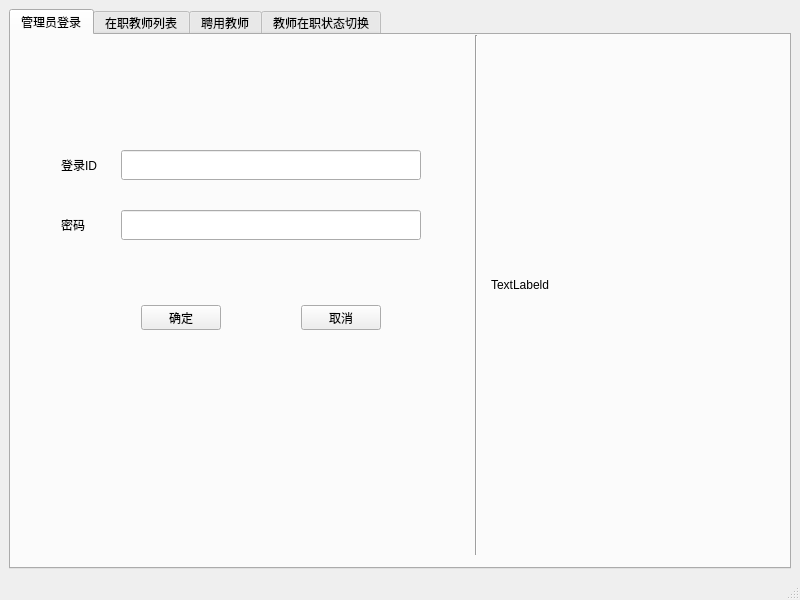
Before: the Qt Designer form mainwindow.ui in PingPingPON/teachersManagementSystem, drawn with Qt 5.
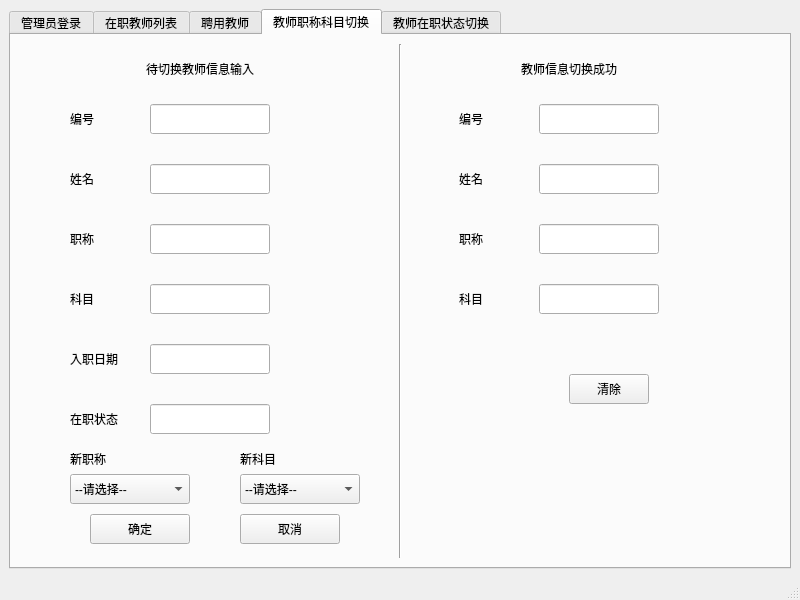
After: the same form once the commit is applied.

What changed in the file:
```diff
--- a/mainwindow.ui
+++ b/mainwindow.ui
@@ -36,7 +36,7 @@
                             </size>
                         </property>
                         <property name="currentIndex">
-                            <number>0</number>
+       <number>3</number>
                         </property>
                         <property name="tabBarAutoHide">
                             <bool>false</bool>
@@ -831,6 +831,510 @@
                                 </item>
                             </layout>
                         </widget>
+      <widget class="QWidget" name="tab_change_rank_information">
+       <attribute name="title">
+        <string>教师职称科目切换</string>
+       </attribute>
+       <layout class="QHBoxLayout" name="horizontalLayoutHire">
+        <item>
+         <widget class="QWidget" name="changeRankInformationInput" native="true">
+          <widget class="QLabel" name="lb_change_rank_input_id">
+           <property name="geometry">
+            <rect>
+             <x>50</x>
+             <y>60</y>
+             <width>80</width>
+             <height>30</height>
+            </rect>
+           </property>
+           <property name="text">
+            <string>编号</string>
+           </property>
+          </widget>
+          <widget class="QLineEdit" name="le_change_rank_input_id">
+           <property name="geometry">
+            <rect>
+             <x>130</x>
+             <y>60</y>
+             <width>120</width>
+             <height>30</height>
+            </rect>
+           </property>
+          </widget>
+          <widget class="QLabel" name="lb_change_rank_input_name">
+           <property name="geometry">
+            <rect>
+             <x>50</x>
+             <y>120</y>
+             <width>80</width>
+             <height>30</height>
+            </rect>
+           </property>
+           <property name="text">
+            <string>姓名</string>
+           </property>
+          </widget>
+          <widget class="QLineEdit" name="le_change_rank_input_name">
+           <property name="geometry">
+            <rect>
+             <x>130</x>
+             <y>120</y>
+             <width>120</width>
+             <height>30</height>
+            </rect>
+           </property>
+          </widget>
+          <widget class="QLabel" name="lb_change_rank_input_rank">
+           <property name="geometry">
+            <rect>
+             <x>50</x>
+             <y>180</y>
+             <width>80</width>
+             <height>30</height>
+            </rect>
+           </property>
+           <property name="text">
+            <string>职称</string>
+           </property>
+          </widget>
+          <widget class="QLineEdit" name="le_change_rank_input_rank">
+           <property name="geometry">
+            <rect>
+             <x>130</x>
+             <y>180</y>
+             <width>120</width>
+             <height>30</height>
+            </rect>
+           </property>
+          </widget>
+          <widget class="QLabel" name="lb_change_rank_input_subject">
+           <property name="geometry">
+            <rect>
+             <x>50</x>
+             <y>240</y>
+             <width>80</width>
+             <height>30</height>
+            </rect>
+           </property>
+           <property name="text">
+            <string>科目</string>
+           </property>
+          </widget>
+          <widget class="QLineEdit" name="le_change_rank_input_subject">
+           <property name="geometry">
+            <rect>
+             <x>130</x>
+             <y>240</y>
+             <width>120</width>
+             <height>30</height>
+            </rect>
+           </property>
+          </widget>
+          <widget class="QLabel" name="lb_change_rank_input_hireDate">
+           <property name="geometry">
+            <rect>
+             <x>50</x>
+             <y>300</y>
+             <width>80</width>
+             <height>30</height>
+            </rect>
+           </property>
+           <property name="text">
+            <string>入职日期</string>
+           </property>
+          </widget>
+          <widget class="QLineEdit" name="le_change_rank_input_hireDate">
+           <property name="geometry">
+            <rect>
+             <x>130</x>
+             <y>300</y>
+             <width>120</width>
+             <height>30</height>
+            </rect>
+           </property>
+          </widget>
+          <widget class="QLabel" name="lb_change_rank_input">
+           <property name="geometry">
+            <rect>
+             <x>100</x>
+             <y>10</y>
+             <width>160</width>
+             <height>30</height>
+            </rect>
+           </property>
+           <property name="sizePolicy">
+            <sizepolicy hsizetype="Maximum" vsizetype="Preferred">
+             <horstretch>0</horstretch>
+             <verstretch>0</verstretch>
+            </sizepolicy>
+           </property>
+           <property name="text">
+            <string>待切换教师信息输入</string>
+           </property>
+           <property name="alignment">
+            <set>Qt::AlignCenter</set>
+           </property>
+          </widget>
+          <widget class="QComboBox" name="cmbBx_change_rank_input_new_rank">
+           <property name="geometry">
+            <rect>
+             <x>50</x>
+             <y>430</y>
+             <width>120</width>
+             <height>30</height>
+            </rect>
+           </property>
+           <property name="editable">
+            <bool>false</bool>
+           </property>
+           <item>
+            <property name="text">
+             <string>--请选择--</string>
+            </property>
+           </item>
+           <item>
+            <property name="text">
+             <string>三级教师</string>
+            </property>
+           </item>
+           <item>
+            <property name="text">
+             <string>二级教师</string>
+            </property>
+           </item>
+           <item>
+            <property name="text">
+             <string>一级教师</string>
+            </property>
+           </item>
+           <item>
+            <property name="text">
+             <string>高级教师</string>
+            </property>
+           </item>
+           <item>
+            <property name="text">
+             <string>正高级教师</string>
+            </property>
+           </item>
+          </widget>
+          <widget class="QComboBox" name="cmbBx_change_rank_input_new_subject">
+           <property name="geometry">
+            <rect>
+             <x>220</x>
+             <y>430</y>
+             <width>120</width>
+             <height>30</height>
+            </rect>
+           </property>
+           <property name="editable">
+            <bool>false</bool>
+           </property>
+           <item>
+            <property name="text">
+             <string>--请选择--</string>
+            </property>
+           </item>
+           <item>
+            <property name="text">
+             <string>语文</string>
+            </property>
+           </item>
+           <item>
+            <property name="text">
+             <string>数学</string>
+            </property>
+           </item>
+           <item>
+            <property name="text">
+             <string>外语</string>
+            </property>
+           </item>
+           <item>
+            <property name="text">
+             <string>物理</string>
+            </property>
+           </item>
+           <item>
+            <property name="text">
+             <string>化学</string>
+            </property>
+           </item>
+           <item>
+            <property name="text">
+             <string>生物</string>
+            </property>
+           </item>
+           <item>
+            <property name="text">
+             <string>政治</string>
+            </property>
+           </item>
+           <item>
+            <property name="text">
+             <string>历史</string>
+            </property>
+           </item>
+           <item>
+            <property name="text">
+             <string>地理</string>
+            </property>
+           </item>
+           <item>
+            <property name="text">
+             <string>通用技术</string>
+            </property>
+           </item>
+           <item>
+            <property name="text">
+             <string>信息技术</string>
+            </property>
+           </item>
+           <item>
+            <property name="text">
+             <string>体育</string>
+            </property>
+           </item>
+           <item>
+            <property name="text">
+             <string>音乐</string>
+            </property>
+           </item>
+           <item>
+            <property name="text">
+             <string>美术</string>
+            </property>
+           </item>
+          </widget>
+          <widget class="QLabel" name="lb_change_rank_input_new_rank">
+           <property name="geometry">
+            <rect>
+             <x>50</x>
+             <y>400</y>
+             <width>80</width>
+             <height>30</height>
+            </rect>
+           </property>
+           <property name="text">
+            <string>新职称</string>
+           </property>
+          </widget>
+          <widget class="QPushButton" name="pb_change_rank_input_confirm">
+           <property name="geometry">
+            <rect>
+             <x>70</x>
+             <y>470</y>
+             <width>100</width>
+             <height>30</height>
+            </rect>
+           </property>
+           <property name="text">
+            <string>确定</string>
+           </property>
+          </widget>
+          <widget class="QPushButton" name="pb_change_rank_input_cancel">
+           <property name="geometry">
+            <rect>
+             <x>220</x>
+             <y>470</y>
+             <width>100</width>
+             <height>30</height>
+            </rect>
+           </property>
+           <property name="text">
+            <string>取消</string>
+           </property>
+          </widget>
+          <widget class="QLabel" name="lb_change_rank_input_new_subject">
+           <property name="geometry">
+            <rect>
+             <x>220</x>
+             <y>400</y>
+             <width>80</width>
+             <height>30</height>
+            </rect>
+           </property>
+           <property name="text">
+            <string>新科目</string>
+           </property>
+          </widget>
+          <widget class="QLabel" name="lb_change_rank_input_state">
+           <property name="geometry">
+            <rect>
+             <x>50</x>
+             <y>360</y>
+             <width>80</width>
+             <height>30</height>
+            </rect>
+           </property>
+           <property name="text">
+            <string>在职状态</string>
+           </property>
+          </widget>
+          <widget class="QLineEdit" name="le_change_rank_input_state">
+           <property name="geometry">
+            <rect>
+             <x>130</x>
+             <y>360</y>
+             <width>120</width>
+             <height>30</height>
+            </rect>
+           </property>
+          </widget>
+         </widget>
+        </item>
+        <item>
+         <widget class="Line" name="line">
+          <property name="minimumSize">
+           <size>
+            <width>5</width>
+            <height>0</height>
+           </size>
+          </property>
+          <property name="orientation">
+           <enum>Qt::Vertical</enum>
+          </property>
+         </widget>
+        </item>
+        <item>
+         <widget class="QWidget" name="changeRankInformationOutput" native="true">
+          <widget class="QLabel" name="lb_change_rank_output_name">
+           <property name="geometry">
+            <rect>
+             <x>50</x>
+             <y>120</y>
+             <width>80</width>
+             <height>30</height>
+            </rect>
+           </property>
+           <property name="text">
+            <string>姓名</string>
+           </property>
+          </widget>
+          <widget class="QLineEdit" name="le_change_rank_output_id">
+           <property name="geometry">
+            <rect>
+             <x>130</x>
+             <y>60</y>
+             <width>120</width>
+             <height>30</height>
+            </rect>
+           </property>
+           <property name="maxLength">
+            <number>20</number>
+           </property>
+          </widget>
+          <widget class="QLabel" name="lb_change_rank_output_subject">
+           <property name="geometry">
+            <rect>
+             <x>50</x>
+             <y>240</y>
+             <width>80</width>
+             <height>30</height>
+            </rect>
+           </property>
+           <property name="text">
+            <string>科目</string>
+           </property>
+          </widget>
+          <widget class="QLabel" name="lb_change_rank_output">
+           <property name="enabled">
+            <bool>true</bool>
+           </property>
+           <property name="geometry">
+            <rect>
+             <x>80</x>
+             <y>10</y>
+             <width>160</width>
+             <height>30</height>
+            </rect>
+           </property>
+           <property name="sizePolicy">
+            <sizepolicy hsizetype="Maximum" vsizetype="Preferred">
+             <horstretch>0</horstretch>
+             <verstretch>0</verstretch>
+            </sizepolicy>
+           </property>
+           <property name="text">
+            <string>教师信息切换成功</string>
+           </property>
+           <property name="alignment">
+            <set>Qt::AlignCenter</set>
+           </property>
+          </widget>
+          <widget class="QLineEdit" name="le_change_rank_output_name">
+           <property name="geometry">
+            <rect>
+             <x>130</x>
+             <y>120</y>
+             <width>120</width>
+             <height>30</height>
+            </rect>
+           </property>
+          </widget>
+          <widget class="QLineEdit" name="le_change_rank_output_rank">
+           <property name="geometry">
+            <rect>
+             <x>130</x>
+             <y>180</y>
+             <width>120</width>
+             <height>30</height>
+            </rect>
+           </property>
+          </widget>
+          <widget class="QLineEdit" name="le_change_rank_output_subject">
+           <property name="geometry">
+            <rect>
+             <x>130</x>
+             <y>240</y>
+             <width>120</width>
+             <height>30</height>
+            </rect>
+           </property>
+          </widget>
+          <widget class="QPushButton" name="pb_change_rank_output_clear">
+           <property name="geometry">
+            <rect>
+             <x>160</x>
+             <y>330</y>
+             <width>80</width>
+             <height>30</height>
+            </rect>
+           </property>
+           <property name="text">
+            <string>清除</string>
+           </property>
+          </widget>
+          <widget class="QLabel" name="lb_change_rank_output_id">
+           <property name="geometry">
+            <rect>
+             <x>50</x>
+             <y>60</y>
+             <width>80</width>
+             <height>30</height>
+            </rect>
+           </property>
+           <property name="text">
+            <string>编号</string>
+           </property>
+          </widget>
+          <widget class="QLabel" name="lb_change_rank_output_rank">
+           <property name="geometry">
+            <rect>
+             <x>50</x>
+             <y>180</y>
+             <width>80</width>
+             <height>30</height>
+            </rect>
+           </property>
+           <property name="text">
+            <string>职称</string>
+           </property>
+          </widget>
+         </widget>
+        </item>
+       </layout>
+      </widget>
                         <widget class="QWidget" name="tab_change_state">
                             <attribute name="title">
                                 <string>教师在职状态切换</string>
```
Lines whose indentation alone changed are shown as unchanged.
